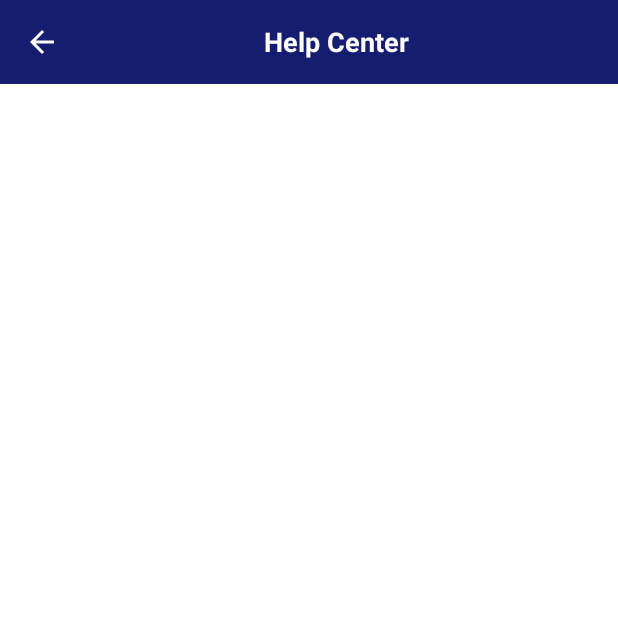
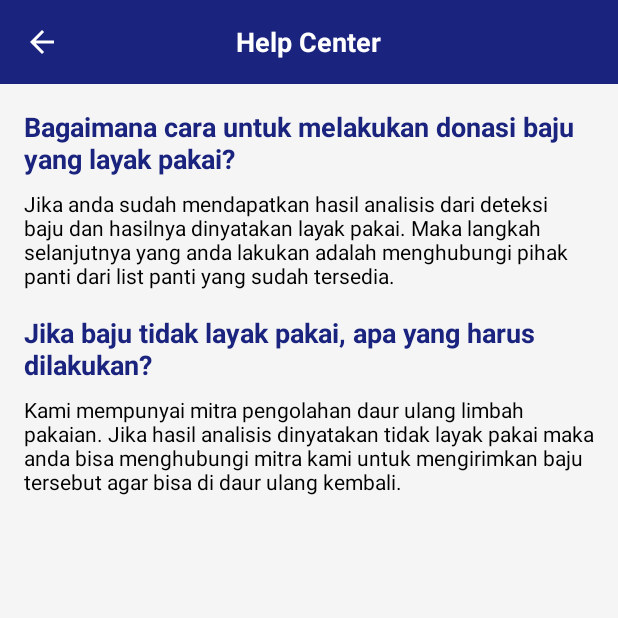
Before and after one commit to C241-PS306/mobile-development, an Android app: the BantuanActivity screen opened directly, with no data from a screen before it, on a phone screen of 412 x 824 dp, the top half of it. Run offline under Robolectric (Android 15) with nearby library versions, the phone set to English and light mode, and no system bars.

Commit message:
add detection and listpanti

```diff
--- /dev/null
+++ b/app/src/main/res/drawable/ic_place_holder.xml
@@ -0,0 +1,5 @@
+<vector android:height="24dp" android:tint="@android:color/darker_gray"
+    android:viewportHeight="24" android:viewportWidth="24"
+    android:width="24dp" xmlns:android="http://schemas.android.com/apk/res/android">
+    <path android:fillColor="@android:color/darker_gray" android:pathData="M21,19V5c0,-1.1 -0.9,-2 -2,-2H5c-1.1,0 -2,0.9 -2,2v14c0,1.1 0.9,2 2,2h14c1.1,0 2,-0.9 2,-2zM8.5,13.5l2.5,3.01L14.5,12l4.5,6H5l3.5,-4.5z"/>
+</vector>
--- a/app/src/main/res/layout/activity_bantuan.xml
+++ b/app/src/main/res/layout/activity_bantuan.xml
@@ -1,43 +1,84 @@
-<?xml version="1.0" encoding="utf-8"?>
-<androidx.constraintlayout.widget.ConstraintLayout xmlns:android="http://schemas.android.com/apk/res/android"
+<RelativeLayout xmlns:android="http://schemas.android.com/apk/res/android"
     xmlns:app="http://schemas.android.com/apk/res-auto"
     xmlns:tools="http://schemas.android.com/tools"
     android:layout_width="match_parent"
     android:layout_height="match_parent"
+    android:background="#f5f5f5"
     tools:context=".ui.bantuan.BantuanActivity">
 
-    <androidx.appcompat.widget.Toolbar
-        android:id="@+id/toolbar"
+    <!-- Top bar with back button and title -->
+    <RelativeLayout
+        android:id="@+id/top_bar"
         android:layout_width="match_parent"
-        android:layout_height="?attr/actionBarSize"
-        android:background="@color/blue"
-        app:layout_constraintEnd_toEndOf="parent"
-        app:layout_constraintStart_toStartOf="parent"
-        app:layout_constraintTop_toTopOf="parent">
+        android:layout_height="56dp"
+        android:background="#1a237e"
+        android:paddingStart="16dp"
+        android:paddingEnd="16dp">
 
         <ImageView
-            android:id="@+id/iv_action_back"
+            android:id="@+id/ic_back"
+            android:layout_width="24dp"
+            android:layout_height="24dp"
+            android:layout_centerVertical="true"
+            android:src="@drawable/ic_back"
+            android:contentDescription="@string/back_button_description"
+            app:tint="#fff" />
+
+        <TextView
+            android:id="@+id/title"
             android:layout_width="wrap_content"
             android:layout_height="wrap_content"
-            android:layout_marginEnd="120dp"
-            android:src="@drawable/ic_back"
-            app:tint="@color/white" />
+            android:layout_centerInParent="true"
+            android:text="@string/help"
+            android:textColor="#fff"
+            android:textSize="18sp"
+            android:textStyle="bold" />
+    </RelativeLayout>
 
+    <!-- Main content -->
+    <ScrollView
+        android:layout_width="match_parent"
+        android:layout_height="match_parent"
+        android:layout_below="@id/top_bar"
+        android:padding="16dp">
 
-        <TextView
-            android:id="@+id/custom_title"
-            android:layout_width="wrap_content"
+        <LinearLayout
+            android:layout_width="match_parent"
             android:layout_height="wrap_content"
-            android:text="@string/title_bantuan"
-            android:textColor="@color/white"
-            android:textSize="18sp"
-            android:textStyle="bold"
-            android:layout_marginStart="32dp"
-            android:layout_marginEnd="32dp"
-            android:textAlignment="center"/>
+            android:orientation="vertical">
 
-    </androidx.appcompat.widget.Toolbar>
+            <TextView
+                android:layout_width="wrap_content"
+                android:layout_height="wrap_content"
+                android:text="@string/how_to_donate_title"
+                android:textColor="#1a237e"
+                android:textSize="18sp"
+                android:textStyle="bold"
+                android:layout_marginBottom="8dp"/>
 
+            <TextView
+                android:layout_width="wrap_content"
+                android:layout_height="wrap_content"
+                android:text="@string/how_to_donate_description"
+                android:textColor="#000"
+                android:textSize="14sp"
+                android:layout_marginBottom="16dp"/>
 
+            <TextView
+                android:layout_width="wrap_content"
+                android:layout_height="wrap_content"
+                android:text="@string/how_to_recycle_title"
+                android:textColor="#1a237e"
+                android:textSize="18sp"
+                android:textStyle="bold"
+                android:layout_marginBottom="8dp"/>
 
-</androidx.constraintlayout.widget.ConstraintLayout>
+            <TextView
+                android:layout_width="wrap_content"
+                android:layout_height="wrap_content"
+                android:text="@string/how_to_recycle_description"
+                android:textColor="#000"
+                android:textSize="14sp"/>
+        </LinearLayout>
+    </ScrollView>
+</RelativeLayout>
--- a/app/src/main/res/layout/activity_main.xml
+++ b/app/src/main/res/layout/activity_main.xml
@@ -5,7 +5,7 @@
     android:id="@+id/container"
     android:layout_width="match_parent"
     android:layout_height="match_parent"
-    tools:context=".DashboardActivity">
+    tools:context=".ui.main.MainActivity">
 
     <LinearLayout
         android:id="@+id/headerLayout"
@@ -71,7 +71,7 @@
     <androidx.recyclerview.widget.RecyclerView
         android:id="@+id/rvPantiAsuhan"
         android:layout_width="0dp"
-        android:layout_height="175dp"
+        android:layout_height="250dp"
         android:layout_marginTop="8dp"
         app:layout_constraintTop_toBottomOf="@id/tvPantiAsuhanTitle"
         app:layout_constraintLeft_toLeftOf="parent"
--- a/app/src/main/res/values-night/themes.xml
+++ b/app/src/main/res/values-night/themes.xml
@@ -1,6 +1,6 @@
 <resources xmlns:tools="http://schemas.android.com/tools">
     <!-- Base application theme. -->
-    <style name="Theme.WearShare" parent="Theme.MaterialComponents.DayNight.NoActionBar">
+    <style name="Theme.WearShare" parent="Theme.Material3.DayNight.NoActionBar">
         <!-- Primary brand color. -->
         <item name="colorPrimary">@color/purple_200</item>
         <item name="colorPrimaryVariant">@color/purple_700</item>
--- a/app/src/main/res/values/strings.xml
+++ b/app/src/main/res/values/strings.xml
@@ -9,9 +9,9 @@
     <string name="login">Login</string>
     <string name="sign_up">Don\'t have an account? Register</string>
     <string name="register">Register</string>
-    <string name="title_signup_page">Lengkapi Datamu Dibawah Ini</string>
+    <string name="title_signup_page">Complete your data below</string>
     <string name="name">Name</string>
-    <string name="sign_in">Sudah punya akun?Login</string>
+    <string name="sign_in">already have an account? Login</string>
     <string name="logo_description">Logo</string>
     <string name="title_mitra">Mitra</string>
     <string name="title_panti">Panti Asuhan</string>
@@ -30,4 +30,18 @@
     <string name="failed_title">Failed</string>
     <string name="try_again">Try Again</string>
     <string name="continue_title">Continue</string>
+    <string name="title_detection">Detection</string>
+    <string name="deteksi">Detection</string>
+    <string name="camera">Camera</string>
+    <string name="gallery">Gallery</string>
+    <string name="analyze">Analyze</string>
+    <string name="result">Result</string>
+    <string name="save">Save</string>
+    <string name="back_button_description">Back</string>
+    <string name="help">Help Center</string>
+    <string name="how_to_donate_title">Bagaimana cara untuk melakukan donasi baju yang layak pakai?</string>
+    <string name="how_to_donate_description">Jika anda sudah mendapatkan hasil analisis dari deteksi baju dan hasilnya dinyatakan layak pakai. Maka langkah selanjutnya yang anda lakukan adalah menghubungi pihak panti dari list panti yang sudah tersedia.</string>
+    <string name="how_to_recycle_title">Jika baju tidak layak pakai, apa yang harus dilakukan?</string>
+    <string name="how_to_recycle_description">Kami mempunyai mitra pengolahan daur ulang limbah pakaian. Jika hasil analisis dinyatakan tidak layak pakai maka anda bisa menghubungi mitra kami untuk mengirimkan baju tersebut agar bisa di daur ulang kembali.</string>
+
 </resources>
--- a/app/src/main/res/values/themes.xml
+++ b/app/src/main/res/values/themes.xml
@@ -1,12 +1,11 @@
 <resources xmlns:tools="http://schemas.android.com/tools">
     <!-- Base application theme. -->
-    <style name="Theme.WearShare" parent="Theme.MaterialComponents.DayNight.NoActionBar">
+    <style name="Theme.WearShare" parent="Theme.Material3.DayNight.NoActionBar">
         <!-- Primary brand color. -->
-        <item name="colorPrimary">@color/purple_500</item>
         <item name="colorPrimaryVariant">@color/purple_700</item>
         <item name="colorOnPrimary">@color/white</item>
+        <item name="colorPrimary">@color/blue</item>
         <!-- Secondary brand color. -->
-        <item name="colorSecondary">@color/teal_200</item>
         <item name="colorSecondaryVariant">@color/teal_700</item>
         <item name="colorOnSecondary">@color/black</item>
         <!-- Status bar color. -->
```
Also changed, not shown: app/src/main/AndroidManifest.xml (+9 -0 lines), app/src/main/java/com/dicoding/wearshare/ui/detection/DetectionActivity.kt (added, +12 -0 lines), app/src/main/java/com/dicoding/wearshare/ui/detection/ResultActivity.kt (added, +12 -0 lines), app/src/main/java/com/dicoding/wearshare/ui/listpanti/ListPantiActivity.kt (added, +12 -0 lines), app/src/main/res/layout/activity_detail_panti.xml (+3 -4 lines), app/src/main/res/layout/activity_detection.xml (added, +108 -0 lines), app/src/main/res/layout/activity_list_panti.xml (added, +45 -0 lines), app/src/main/res/layout/activity_result.xml (added, +78 -0 lines), app/src/main/res/layout/list_item_panti.xml (added, +62 -0 lines).
